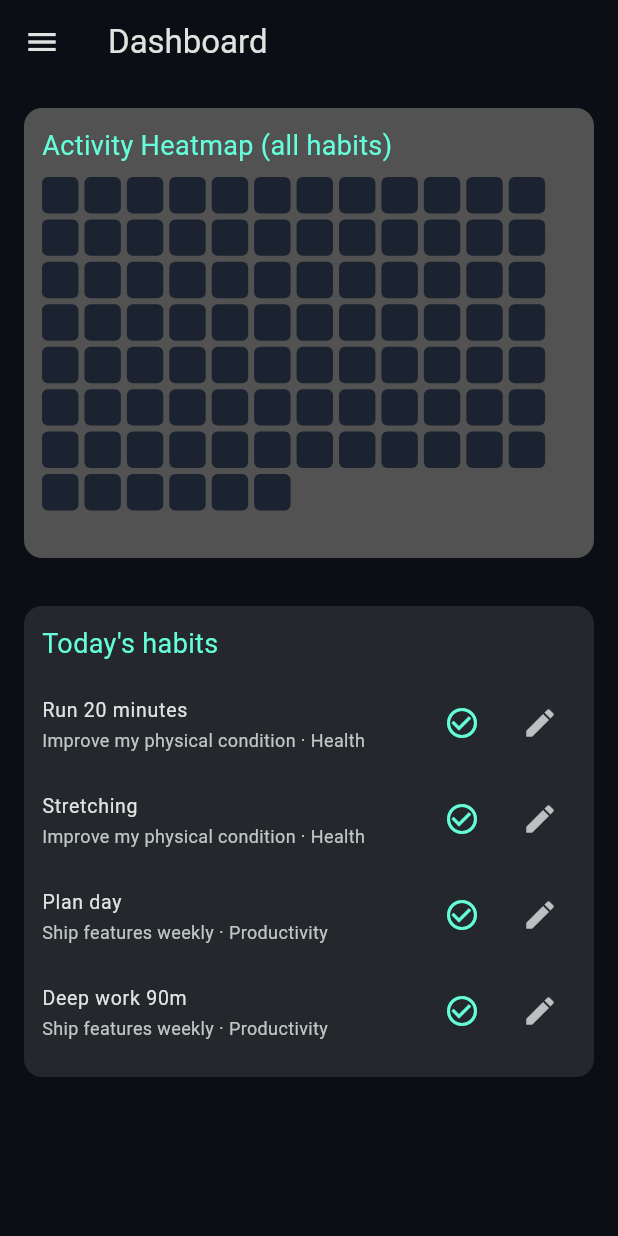
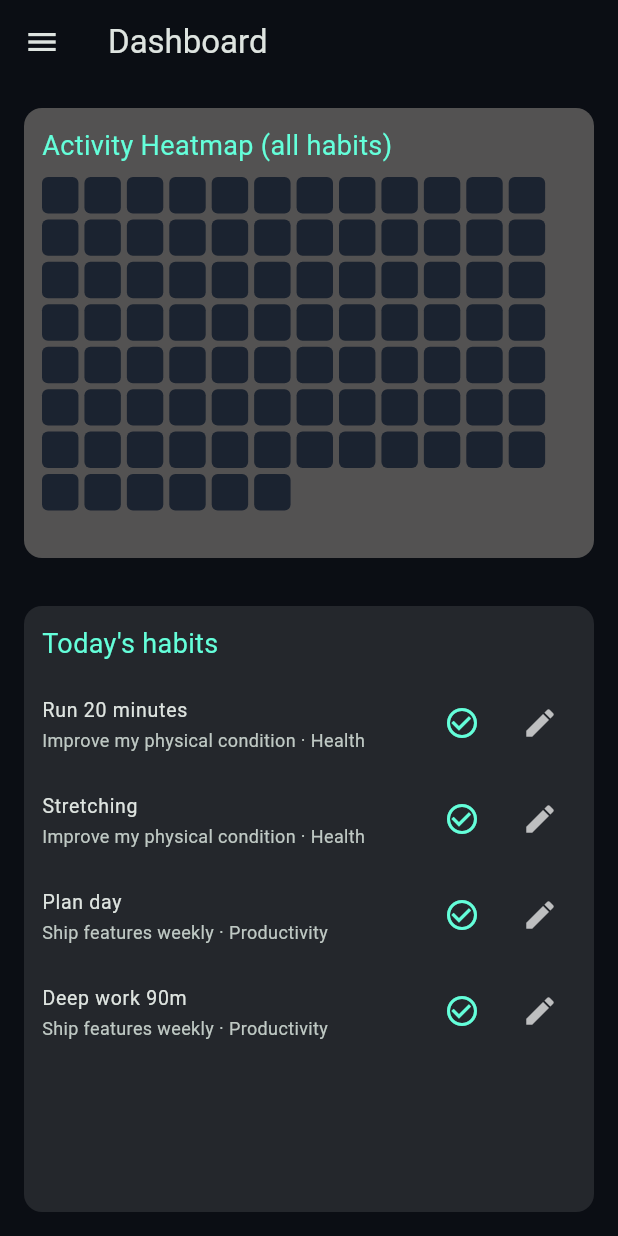
Before and after one commit to TsalemisIasonas/GrowBit, a Flutter app: the screen it shows after launch, on a phone screen of 412 x 824 dp. Run offline on Flutter 3.47's test engine with Material 3 defaults, Android fonts, the phone set to English and light mode, and no system bars; our stand-ins replace flutter_local_notifications, shared_preferences, timezone.

Commit message:
Priority, Colors, overflows, heatmap, bottom animated container

```diff
--- a/lib/screens/dashboard_screen.dart
+++ b/lib/screens/dashboard_screen.dart
@@ -110,7 +110,8 @@ class DashboardScreen extends StatelessWidget {
               ),
             ),
             const SizedBox(height: 32),
-            Container(
+            Expanded(
+              child: Container(
                 padding: const EdgeInsets.all(12),
                 decoration: BoxDecoration(
                   color: Colors.white10,
@@ -130,8 +131,11 @@ class DashboardScreen extends StatelessWidget {
                         style: TextStyle(color: Colors.white70),
                       )
                     else
-                    Column(
-                      children: todayHabits.map((r) {
+                      Expanded(
+                        child: ListView.builder(
+                          itemCount: todayHabits.length,
+                          itemBuilder: (context, index) {
+                            final r = todayHabits[index];
                             return ListTile(
                               dense: true,
                               contentPadding: EdgeInsets.zero,
@@ -167,9 +171,11 @@ class DashboardScreen extends StatelessWidget {
                                 ],
                               ),
                             );
-                      }).toList(),
+                          },
+                        ),
                       ),
                   ],
+                ),
               ),
             ),
           ],
--- a/lib/widgets/aggregate_heatmap.dart
+++ b/lib/widgets/aggregate_heatmap.dart
@@ -20,7 +20,7 @@ class AggregateHeatmap extends StatelessWidget {
 
   @override
   Widget build(BuildContext context) {
-    final map = context.read<AppProvider>().aggregatedActivityMap(days: days);
+    final map = context.watch<AppProvider>().aggregatedActivityMap(days: days);
     final dates = List<String>.from(map.keys);
     dates.sort(); // oldest ... newest
     return LayoutBuilder(builder: (context, constraints) {
@@ -62,7 +62,7 @@ class AggregateHeatmap extends StatelessWidget {
                         bottom: 24,
                       ),
                       decoration: const BoxDecoration(
-                        color: Colors.white,
+                        color: Colors.black,
                         borderRadius: BorderRadius.only(
                           topLeft: Radius.circular(24),
                           topRight: Radius.circular(24),
@@ -126,7 +126,8 @@ class AggregateHeatmap extends StatelessWidget {
                 width: cellSize,
                 height: cellSize,
                 decoration: BoxDecoration(color: _colorForCount(count), borderRadius: BorderRadius.circular(4)),
-                child: count > 0 ? Center(child: Text('$count', style: const TextStyle(fontSize: 10, color: Colors.white70))) : const SizedBox.shrink(),
+                // No numeric count inside the square; color intensity alone indicates activity.
+                child: const SizedBox.shrink(),
               ),
             );
           }).toList(),
```
Also changed, not shown: lib/screens/category_screen.dart (+36 -12 lines), lib/widgets/habit_tile.dart (+9 -10 lines). Lines whose indentation alone changed are shown as unchanged.
